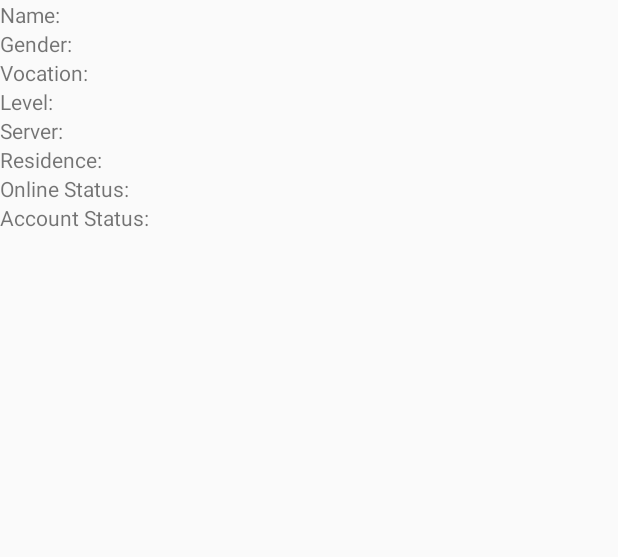
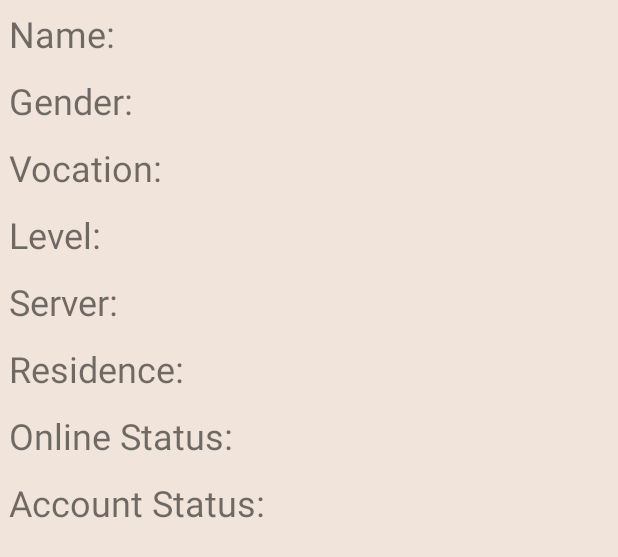
Before and after one commit to Almyk/Medivia-VIP-List, an Android app: the layout fragment_player_detail.xml on its own in the app's theme, with its tools: preview values and no code run, on a phone screen of 412 x 824 dp. Shown: the top 557 px of the screen. Run offline under Robolectric (Android 15) with nearby library versions, the phone set to English and light mode, and no system bars.

Commit message:
Configure the layout for player detail fragment

```diff
--- a/app/src/main/res/layout/fragment_player_detail.xml
+++ b/app/src/main/res/layout/fragment_player_detail.xml
@@ -1,6 +1,13 @@
 <?xml version="1.0" encoding="utf-8"?>
-<LinearLayout xmlns:android="http://schemas.android.com/apk/res/android"
+
+<ScrollView
+    xmlns:android="http://schemas.android.com/apk/res/android"
     xmlns:tools="http://schemas.android.com/tools"
+    android:layout_width="match_parent"
+    android:layout_height="match_parent"
+    android:background="@color/background_color">
+
+    <LinearLayout
         android:layout_width="match_parent"
         android:layout_height="match_parent"
         tools:context=".UI.PlayerDetailFragment"
@@ -8,224 +15,286 @@
 
         <LinearLayout
             android:id="@+id/name_container"
-        android:layout_width="wrap_content"
+            android:layout_width="match_parent"
             android:layout_height="wrap_content"
-        android:orientation="horizontal">
+            android:orientation="horizontal"
+            android:padding="6dp">
 
             <TextView
-            android:layout_width="wrap_content"
+                android:layout_width="0dp"
                 android:layout_height="wrap_content"
-            android:text="Name:"/>
+                android:layout_weight="1"
+                android:text="Name:"
+                android:textSize="24dp"/>
 
             <TextView
                 android:id="@+id/tv_name"
-            android:layout_width="wrap_content"
-            android:layout_height="wrap_content" />
+                android:layout_width="0dp"
+                android:layout_weight="1"
+                android:layout_height="wrap_content"
+                android:textSize="24dp"/>
 
         </LinearLayout>
 
         <LinearLayout
             android:id="@+id/previous_name_container"
-        android:layout_width="wrap_content"
+            android:layout_width="match_parent"
             android:layout_height="wrap_content"
             android:orientation="horizontal"
-        android:visibility="gone">
+            android:visibility="gone"
+            android:padding="6dp">
 
             <TextView
-            android:layout_width="wrap_content"
+                android:layout_width="0dp"
                 android:layout_height="wrap_content"
-            android:text="Previous Name:"/>
+                android:layout_weight="1"
+                android:text="Previous Name:"
+                android:textSize="24dp"/>
 
             <TextView
                 android:id="@+id/tv_prev_name"
-            android:layout_width="wrap_content"
-            android:layout_height="wrap_content" />
+                android:layout_width="0dp"
+                android:layout_height="wrap_content"
+                android:layout_weight="1"
+                android:textSize="24dp"/>
 
         </LinearLayout>
 
         <LinearLayout
             android:id="@+id/gender_container"
-        android:layout_width="wrap_content"
+            android:layout_width="match_parent"
             android:layout_height="wrap_content"
-        android:orientation="horizontal">
+            android:orientation="horizontal"
+            android:padding="6dp">
 
             <TextView
-            android:layout_width="wrap_content"
+                android:layout_width="0dp"
                 android:layout_height="wrap_content"
-            android:text="Gender:"/>
+                android:layout_weight="1"
+                android:text="Gender:"
+                android:textSize="24dp"/>
 
             <TextView
                 android:id="@+id/tv_gender"
-            android:layout_width="wrap_content"
-            android:layout_height="wrap_content" />
+                android:layout_width="0dp"
+                android:layout_height="wrap_content"
+                android:layout_weight="1"
+                android:textSize="24dp"/>
 
         </LinearLayout>
 
         <LinearLayout
             android:id="@+id/vocation_container"
-        android:layout_width="wrap_content"
+            android:layout_width="match_parent"
             android:layout_height="wrap_content"
-        android:orientation="horizontal">
+            android:orientation="horizontal"
+            android:padding="6dp">
 
             <TextView
-            android:layout_width="wrap_content"
+                android:layout_width="0dp"
                 android:layout_height="wrap_content"
-            android:text="Vocation:"/>
+                android:layout_weight="1"
+                android:text="Vocation:"
+                android:textSize="24dp"/>
 
             <TextView
                 android:id="@+id/tv_vocation"
-            android:layout_width="wrap_content"
-            android:layout_height="wrap_content" />
+                android:layout_width="0dp"
+                android:layout_height="wrap_content"
+                android:layout_weight="1"
+                android:textSize="24dp"/>
 
         </LinearLayout>
 
         <LinearLayout
             android:id="@+id/level_container"
-        android:layout_width="wrap_content"
+            android:layout_width="match_parent"
             android:layout_height="wrap_content"
-        android:orientation="horizontal">
+            android:orientation="horizontal"
+            android:padding="6dp">
 
             <TextView
-            android:layout_width="wrap_content"
+                android:layout_width="0dp"
                 android:layout_height="wrap_content"
-            android:text="Level:"/>
+                android:layout_weight="1"
+                android:text="Level:"
+                android:textSize="24dp"/>
 
             <TextView
                 android:id="@+id/tv_level"
-            android:layout_width="wrap_content"
-            android:layout_height="wrap_content" />
+                android:layout_width="0dp"
+                android:layout_height="wrap_content"
+                android:layout_weight="1"
+                android:textSize="24dp"/>
 
         </LinearLayout>
 
         <LinearLayout
             android:id="@+id/server_container"
-        android:layout_width="wrap_content"
+            android:layout_width="match_parent"
             android:layout_height="wrap_content"
-        android:orientation="horizontal">
+            android:orientation="horizontal"
+            android:padding="6dp">
 
             <TextView
-            android:layout_width="wrap_content"
+                android:layout_width="0dp"
                 android:layout_height="wrap_content"
-            android:text="Server:"/>
+                android:layout_weight="1"
+                android:text="Server:"
+                android:textSize="24dp"/>
 
             <TextView
                 android:id="@+id/tv_server"
-            android:layout_width="wrap_content"
-            android:layout_height="wrap_content" />
+                android:layout_width="0dp"
+                android:layout_height="wrap_content"
+                android:layout_weight="1"
+                android:textSize="24dp"/>
 
         </LinearLayout>
 
         <LinearLayout
             android:id="@+id/residence_container"
-        android:layout_width="wrap_content"
+            android:layout_width="match_parent"
             android:layout_height="wrap_content"
-        android:orientation="horizontal">
+            android:orientation="horizontal"
+            android:padding="6dp">
 
             <TextView
-            android:layout_width="wrap_content"
+                android:layout_width="0dp"
                 android:layout_height="wrap_content"
-            android:text="Residence:"/>
+                android:layout_weight="1"
+                android:text="Residence:"
+                android:textSize="24dp"/>
 
             <TextView
                 android:id="@+id/tv_residence"
-            android:layout_width="wrap_content"
-            android:layout_height="wrap_content" />
+                android:layout_width="0dp"
+                android:layout_height="wrap_content"
+                android:layout_weight="1"
+                android:textSize="24dp"/>
 
         </LinearLayout>
 
         <LinearLayout
             android:id="@+id/guild_container"
-        android:layout_width="wrap_content"
+            android:layout_width="match_parent"
             android:layout_height="wrap_content"
             android:orientation="horizontal"
-        android:visibility="gone">
+            android:visibility="gone"
+            android:padding="6dp">
 
             <TextView
-            android:layout_width="wrap_content"
+                android:layout_width="0dp"
                 android:layout_height="wrap_content"
-            android:text="Guild:"/>
+                android:layout_weight="1"
+                android:text="Guild:"
+                android:textSize="24dp"/>
 
             <TextView
                 android:id="@+id/tv_guild"
-            android:layout_width="wrap_content"
-            android:layout_height="wrap_content" />
+                android:layout_width="0dp"
+                android:layout_height="wrap_content"
+                android:layout_weight="1"
+                android:textSize="20dp"/>
 
         </LinearLayout>
 
         <LinearLayout
             android:id="@+id/house_container"
-        android:layout_width="wrap_content"
+            android:layout_width="match_parent"
             android:layout_height="wrap_content"
             android:orientation="horizontal"
-        android:visibility="gone">
+            android:visibility="gone"
+            android:padding="6dp">
 
             <TextView
-            android:layout_width="wrap_content"
+                android:layout_width="0dp"
                 android:layout_height="wrap_content"
-            android:text="House:"/>
+                android:layout_weight="1"
+                android:text="House:"
+                android:textSize="24dp"/>
 
             <TextView
                 android:id="@+id/tv_house"
-            android:layout_width="wrap_content"
-            android:layout_height="wrap_content" />
+                android:layout_width="0dp"
+                android:layout_height="wrap_content"
+                android:layout_weight="1"
+                android:textSize="24dp"/>
 
         </LinearLayout>
 
         <LinearLayout
             android:id="@+id/online_status_container"
-        android:layout_width="wrap_content"
+            android:layout_width="match_parent"
             android:layout_height="wrap_content"
-        android:orientation="horizontal">
+            android:orientation="horizontal"
+            android:padding="6dp">
 
             <TextView
-            android:layout_width="wrap_content"
+                android:layout_width="0dp"
                 android:layout_height="wrap_content"
-            android:text="Online Status:"/>
+                android:layout_weight="1"
+                android:text="Online Status:"
+                android:textSize="24dp"/>
 
             <TextView
                 android:id="@+id/tv_online"
-            android:layout_width="wrap_content"
-            android:layout_height="wrap_content" />
+                android:layout_width="0dp"
+                android:layout_height="wrap_content"
+                android:layout_weight="1"
+                android:textSize="24dp"/>
 
         </LinearLayout>
 
         <LinearLayout
             android:id="@+id/account_status_container"
-        android:layout_width="wrap_content"
+            android:layout_width="match_parent"
             android:layout_height="wrap_content"
-        android:orientation="horizontal">
+            android:orientation="horizontal"
+            android:padding="6dp">
 
             <TextView
-            android:layout_width="wrap_content"
+                android:layout_width="0dp"
                 android:layout_height="wrap_content"
-            android:text="Account Status:"/>
+                android:layout_weight="1"
+                android:text="Account Status:"
+                android:textSize="24dp"/>
 
             <TextView
                 android:id="@+id/tv_account_status"
-            android:layout_width="wrap_content"
-            android:layout_height="wrap_content" />
+                android:layout_width="0dp"
+                android:layout_height="wrap_content"
+                android:layout_weight="1"
+                android:textSize="20dp"/>
 
         </LinearLayout>
 
         <LinearLayout
             android:id="@+id/comment_container"
-        android:layout_width="wrap_content"
+            android:layout_width="match_parent"
             android:layout_height="wrap_content"
             android:orientation="horizontal"
-        android:visibility="gone">
+            android:visibility="gone"
+            android:padding="6dp">
 
             <TextView
-            android:layout_width="wrap_content"
+                android:layout_width="0dp"
                 android:layout_height="wrap_content"
-            android:text="Comment:"/>
+                android:layout_weight="1"
+                android:text="Comment:"
+                android:textSize="24dp"/>
 
             <TextView
                 android:id="@+id/tv_comment"
-            android:layout_width="wrap_content"
-            android:layout_height="wrap_content" />
+                android:layout_width="0dp"
+                android:layout_height="wrap_content"
+                android:layout_weight="1"
+                android:textSize="20dp"/>
 
         </LinearLayout>
 
 
 
     </LinearLayout>
+
+</ScrollView>
--- a/app/src/main/res/layout/vip_list.xml
+++ b/app/src/main/res/layout/vip_list.xml
@@ -5,7 +5,7 @@
     xmlns:tools="http://schemas.android.com/tools"
     tools:context=".UI.MainActivity"
     android:orientation="vertical"
-    android:background="#f1e4da"
+    android:background="@color/background_color"
     android:focusableInTouchMode="true"
     android:focusable="true"
     android:clickable="true">
--- a/app/src/main/res/values/colors.xml
+++ b/app/src/main/res/values/colors.xml
@@ -5,4 +5,5 @@
     <color name="colorAccent">#E49050</color>
     <color name="black">#000</color>
     <color name="white">#fff</color>
+    <color name="background_color">#f1e4da</color>
 </resources>
```
Lines whose indentation alone changed are shown as unchanged.
